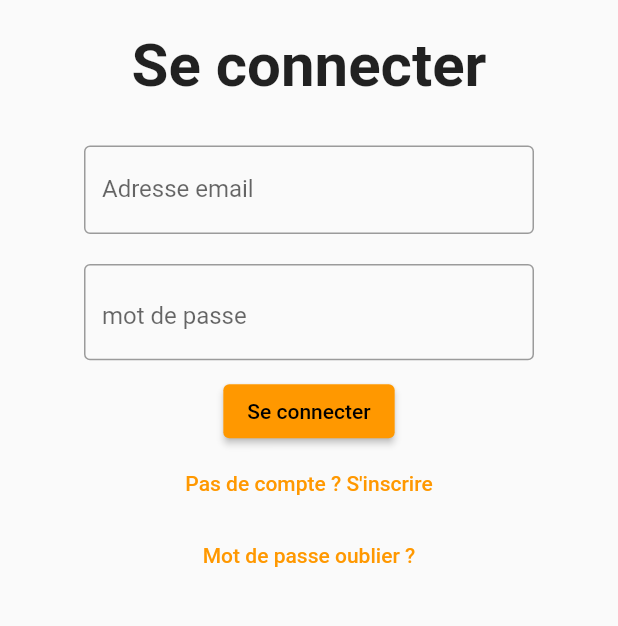
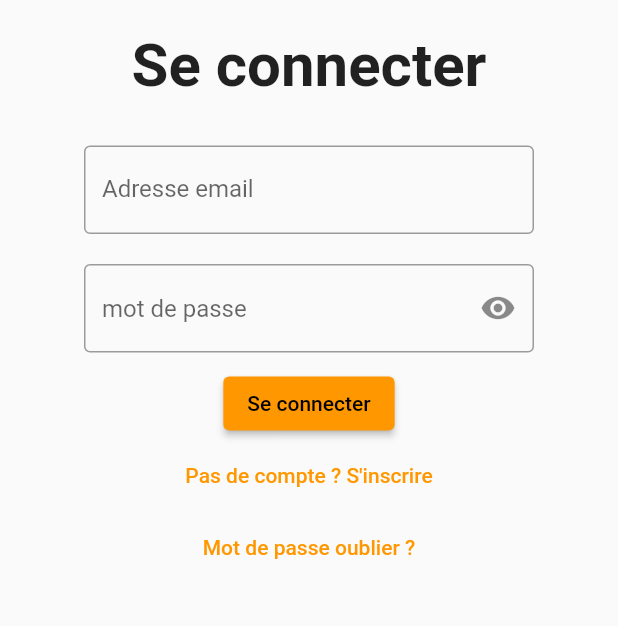
Before and after one commit to CodingFactory-Repos/Flutter-FFE, a Flutter app: the screen it shows after launch, on a phone screen of 412 x 824 dp, the part 384-1010 px from its top. Run offline on Flutter 3.47's test engine with Material 2 defaults, Android fonts, the phone set to English and light mode, and no system bars; our stand-ins replace flutter_dotenv; missing offline and left inert: mongo_dart.

Commit message:
hide password finish

```diff
--- a/lib/account/login.dart
+++ b/lib/account/login.dart
@@ -87,6 +87,7 @@ class _LoginPageState extends State<LoginPage> {
     Navigator.pushNamed(context, '/main', arguments: emailQuery[0]);
   }
 
+ bool _obscureText = true;
   // -- Widgets --
   @override
   Widget build(BuildContext context) {
@@ -153,17 +154,21 @@ class _LoginPageState extends State<LoginPage> {
                 padding: const EdgeInsets.only(top: 10, bottom: 10),
                 child: TextField(
                   controller: passwordController,
-                  obscureText: true,
+                  obscureText: _obscureText,
                   decoration: InputDecoration(
-                      border: const OutlineInputBorder(),
-                      hintText: 'mot de passe',
-                      suffix: InkWell(
-                      child: const Icon(Icons.visibility, color: Colors.grey, size: 20),
-                  onTap: (){},
-                 ),
+                    border: const OutlineInputBorder(),
+                    hintText: 'mot de passe',
+                    suffixIcon: IconButton(
+                      icon: Icon(_obscureText? Icons.visibility: Icons.visibility_off),
+                      onPressed: () {
+                        _obscureText = !_obscureText;
+                        setState(() {
+                        });
+                      },
+                    ),
+                  ),
                 ),
               ),
-            ),
 
               // Button to login
               ElevatedButton(
```
